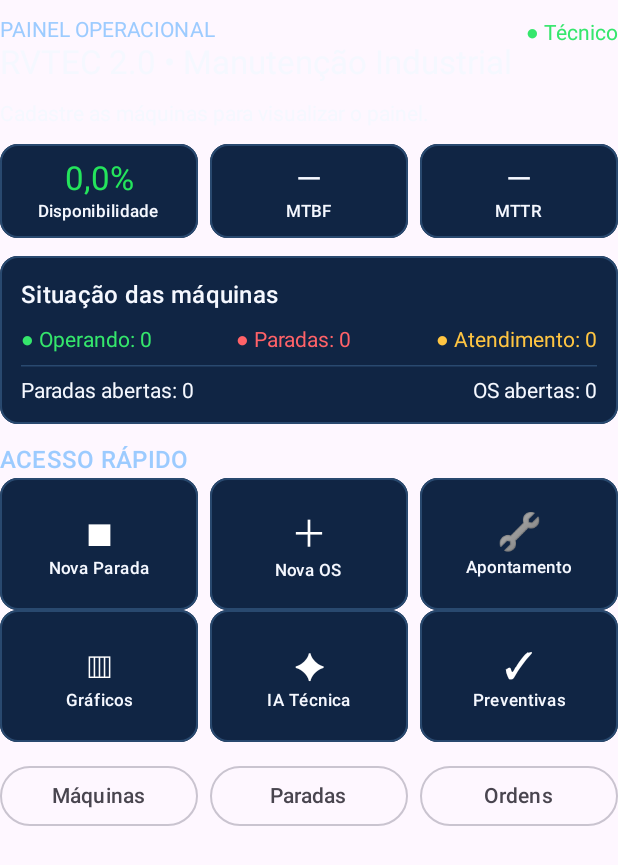
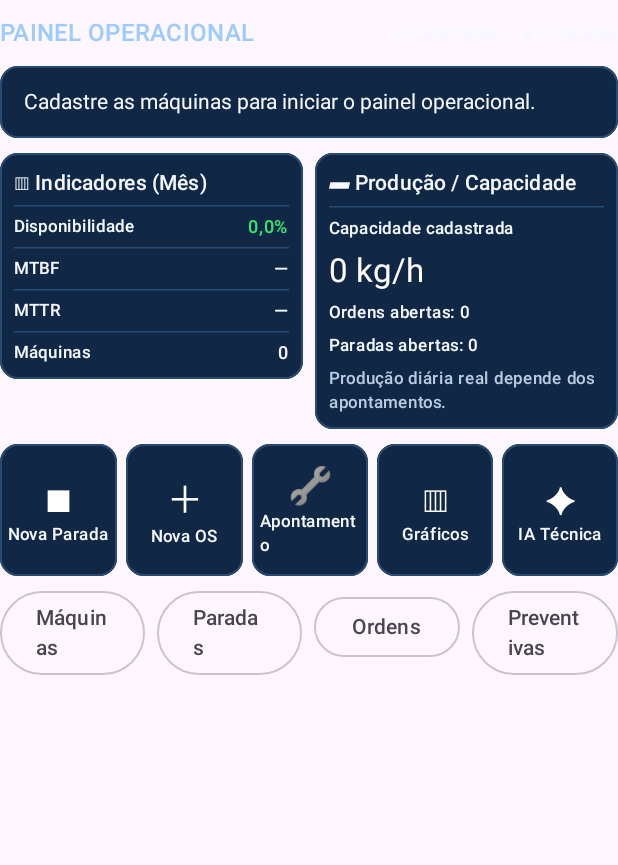
Before and after one commit to reginaldovsantos-bit/Rvtech, an Android app built with Jetpack Compose: the composable DashboardScreen called with empty values, on a phone screen of 412 x 824 dp. Shown: the top 865 px of the screen. Run offline under Robolectric (Android 15) with nearby library versions, the phone set to English and light mode, and no system bars; our stand-ins replace Firebase (no records; nobody signed in at launch, a user with empty details on screens opened directly); 2 statements that could not run were skipped.

Commit message:
Rebuild RVTEC dashboard to match approved dark reference layout

```diff
--- a/rvtec-2.0/app/src/main/java/com/rvtec/v2/MainActivity.kt
+++ b/rvtec-2.0/app/src/main/java/com/rvtec/v2/MainActivity.kt
@@ -69,14 +69,28 @@ class MainActivity : ComponentActivity() {
                     try { action(); error = null; refresh() } catch (e: Exception) { error = e.message ?: "Falha na operação." }
                 }
                 val referenceStyle = appearance == "Atual/Referência"
-                val headerColor = if (referenceStyle) Color(0xFFBFDDF2) else MaterialTheme.colorScheme.surface
-                val headerContentColor = if (referenceStyle) Color(0xFF173653) else MaterialTheme.colorScheme.onSurface
-                val menuColor = if (referenceStyle) Color(0xFF142D4E) else MaterialTheme.colorScheme.surfaceVariant
-                val menuTextColor = if (referenceStyle) Color(0xFFF4F7FB) else MaterialTheme.colorScheme.onSurfaceVariant
+                val headerColor = Color(0xFF071A33)
+                val headerContentColor = Color(0xFFF4F7FB)
+                val menuColor = Color(0xFF102849)
+                val menuTextColor = Color(0xFFF4F7FB)
                 Scaffold(
                     topBar = {
                         TopAppBar(
-                            title = { Text(appName.ifBlank { "RVTEC 2.0" }) },
+                            title = {
+                                Row(verticalAlignment = androidx.compose.ui.Alignment.CenterVertically) {
+                                    Text("⚙", color = Color(0xFF28A8FF), style = MaterialTheme.typography.headlineMedium)
+                                    Spacer(Modifier.width(8.dp))
+                                    Column {
+                                        Text(appName.ifBlank { "RVTEC 2.0" }, color = Color.White, style = MaterialTheme.typography.titleLarge)
+                                        Text("Manutenção Industrial", color = Color(0xFFD6E6F7), style = MaterialTheme.typography.labelSmall)
+                                    }
+                                    Spacer(Modifier.weight(1f))
+                                    Column(horizontalAlignment = androidx.compose.ui.Alignment.End) {
+                                        Text("● Técnico", color = Color.White, style = MaterialTheme.typography.labelMedium)
+                                        Text("● Online", color = Color(0xFF38E879), style = MaterialTheme.typography.labelSmall)
+                                    }
+                                }
+                            },
                             colors = TopAppBarDefaults.topAppBarColors(
                                 containerColor = headerColor,
                                 titleContentColor = headerContentColor
@@ -96,7 +110,12 @@ class MainActivity : ComponentActivity() {
                                     onClick = { page = item },
                                     selectedContentColor = if (referenceStyle) Color.White else MaterialTheme.colorScheme.primary,
                                     unselectedContentColor = menuTextColor,
-                                    text = { Text(item) }
+                                    text = {
+                                        Column(horizontalAlignment = androidx.compose.ui.Alignment.CenterHorizontally) {
+                                            Text(when(item) { "Início" -> "⌂"; "Máquinas" -> "⚙"; "Paradas" -> "⚠"; "Ordens de serviço" -> "▤"; "Preventivas" -> "☑"; "Relatórios" -> "▥"; "Apontamentos" -> "🔧"; "Memória Técnica IA" -> "✦"; "Sincronização" -> "⇄"; else -> "⚙" }, style = MaterialTheme.typography.titleMedium)
+                                            Text(when(item) { "Ordens de serviço" -> "Ordens"; "Configurações" -> "Config."; else -> item }, style = MaterialTheme.typography.labelSmall, maxLines = 1)
+                                        }
+                                    }
                                 )
                             }
                         }
@@ -417,60 +436,77 @@ private fun DashboardScreen(
 ) {
     val running = machines.count { it.status == MachineStatus.RUNNING }
     val stopped = machines.count { it.status == MachineStatus.STOPPED }
-    val service = machines.count { it.status == MachineStatus.MAINTENANCE }
-    val panel = Color(0xFF102544); val edge = Color(0xFF29496F); val ink = Color(0xFFF5F8FF)
-    LazyColumn(Modifier.fillMaxSize(), contentPadding = PaddingValues(vertical = 12.dp), verticalArrangement = Arrangement.spacedBy(12.dp)) {
-        item { Row(Modifier.fillMaxWidth(), horizontalArrangement = Arrangement.SpaceBetween) {
-            Column { Text("PAINEL OPERACIONAL", color = Color(0xFF9CCBFF)); Text("RVTEC 2.0 • Manutenção Industrial", color = ink, style = MaterialTheme.typography.titleLarge) }
-            Text("● Técnico", color = Color(0xFF35E66C))
-        } }
+    val panel = Color(0xFF102746); val edge = Color(0xFF294B72); val ink = Color(0xFFF5F8FF)
+    val capacity = machines.sumOf { it.productionKgPerHour }
+    LazyColumn(Modifier.fillMaxSize(), contentPadding = PaddingValues(top = 10.dp, bottom = 18.dp), verticalArrangement = Arrangement.spacedBy(10.dp)) {
         item {
-            androidx.compose.foundation.lazy.grid.LazyVerticalGrid(GridCells.Fixed(4), Modifier.fillMaxWidth().heightIn(max = 210.dp), userScrollEnabled = false, horizontalArrangement = Arrangement.spacedBy(8.dp), verticalArrangement = Arrangement.spacedBy(8.dp)) {
+            Row(Modifier.fillMaxWidth(), horizontalArrangement = Arrangement.SpaceBetween, verticalAlignment = androidx.compose.ui.Alignment.CenterVertically) {
+                Text("PAINEL OPERACIONAL", color = Color(0xFF9CCBFF), style = MaterialTheme.typography.titleMedium)
+                Text("● " + running + " operando  •  ● " + stopped + " paradas", color = ink, style = MaterialTheme.typography.labelSmall)
+            }
+        }
+        item {
+            androidx.compose.foundation.lazy.grid.LazyVerticalGrid(columns = GridCells.Fixed(4), modifier = Modifier.fillMaxWidth().heightIn(max = 190.dp), userScrollEnabled = false, horizontalArrangement = Arrangement.spacedBy(6.dp), verticalArrangement = Arrangement.spacedBy(6.dp)) {
                 items(machines.size) { i ->
-                    val m=machines[i]; val c=when(m.status){MachineStatus.RUNNING->Color(0xFF087A3D);MachineStatus.STOPPED->Color(0xFFD20D18);MachineStatus.MAINTENANCE->Color(0xFFD69A00)}
-                    Card(Modifier.fillMaxWidth().height(82.dp).clickable(onClick=onMachines), colors=CardDefaults.cardColors(containerColor=c), border=androidx.compose.foundation.BorderStroke(1.dp,Color(0xFF39E77A))) {
-                        Column(Modifier.fillMaxSize().padding(4.dp),horizontalAlignment=androidx.compose.ui.Alignment.CenterHorizontally,verticalArrangement=Arrangement.Center) {
-                            Text(m.code.ifBlank{m.name.take(5)},color=Color.White,style=MaterialTheme.typography.titleLarge)
-                            Text(when(m.status){MachineStatus.RUNNING->"Operando";MachineStatus.STOPPED->"Parada";MachineStatus.MAINTENANCE->"Atendimento"},color=Color.White,style=MaterialTheme.typography.labelSmall,maxLines=1)
+                    val m = machines[i]
+                    val tile = when(m.status) { MachineStatus.RUNNING -> Color(0xFF087A3D); MachineStatus.STOPPED -> Color(0xFFD20D18); MachineStatus.MAINTENANCE -> Color(0xFFD69A00) }
+                    val pulse = if(m.status == MachineStatus.STOPPED) rememberInfiniteTransition(label = "machinePulse").animateFloat(0.58f, 1f, infiniteRepeatable(tween(600), RepeatMode.Reverse), label = "pulse").value else 1f
+                    Card(Modifier.fillMaxWidth().height(76.dp).clickable(onClick=onMachines), colors=CardDefaults.cardColors(containerColor=tile.copy(alpha=pulse)), border=androidx.compose.foundation.BorderStroke(1.dp, if(m.status==MachineStatus.STOPPED) Color(0xFFFF5964) else Color(0xFF39E77A))) {
+                        Column(Modifier.fillMaxSize().padding(3.dp), horizontalAlignment=androidx.compose.ui.Alignment.CenterHorizontally, verticalArrangement=Arrangement.Center) {
+                            Text(if(m.status==MachineStatus.MAINTENANCE) "🔧" else if(m.status==MachineStatus.STOPPED) "⚠" else "⚙", color=Color.White, style=MaterialTheme.typography.titleMedium)
+                            Text(m.code.ifBlank { m.name.take(5) }, color=Color.White, style=MaterialTheme.typography.titleMedium, maxLines=1)
+                            Text(when(m.status) { MachineStatus.RUNNING -> "Operando"; MachineStatus.STOPPED -> "Parada"; MachineStatus.MAINTENANCE -> "Atendimento" }, color=Color.White, style=MaterialTheme.typography.labelSmall, maxLines=1)
                         }
                     }
                 }
             }
-            if(machines.isEmpty()) Text("Cadastre as máquinas para visualizar o painel.",color=ink)
+            if(machines.isEmpty()) Card(Modifier.fillMaxWidth(), colors=CardDefaults.cardColors(containerColor=panel), border=androidx.compose.foundation.BorderStroke(1.dp,edge)) { Text("Cadastre as máquinas para iniciar o painel operacional.", color=ink, modifier=Modifier.padding(16.dp)) }
         }
-        item { Row(Modifier.fillMaxWidth(),horizontalArrangement=Arrangement.spacedBy(8.dp)) {
-            DashboardMetric("Disponibilidade",String.format(java.util.Locale("pt","BR"),"%.1f%%",availability),Color(0xFF24E45C),Modifier.weight(1f),panel,edge,ink)
-            DashboardMetric("MTBF",mtbf?.let{String.format(java.util.Locale("pt","BR"),"%.1f h",it)}?:"—",ink,Modifier.weight(1f),panel,edge,ink)
-            DashboardMetric("MTTR",mttr?.let{String.format(java.util.Locale("pt","BR"),"%.1f h",it)}?:"—",ink,Modifier.weight(1f),panel,edge,ink)
-        } }
-        item { Card(Modifier.fillMaxWidth(),colors=CardDefaults.cardColors(containerColor=panel),border=androidx.compose.foundation.BorderStroke(1.dp,edge)) {
-            Column(Modifier.padding(14.dp),verticalArrangement=Arrangement.spacedBy(8.dp)) {
-                Text("Situação das máquinas",color=ink,style=MaterialTheme.typography.titleMedium)
-                Row(Modifier.fillMaxWidth(),horizontalArrangement=Arrangement.SpaceBetween) {
-                    Text("● Operando: $running",color=Color(0xFF35E66C));Text("● Paradas: $stopped",color=Color(0xFFFF6268));Text("● Atendimento: $service",color=Color(0xFFFFC542))
+        item {
+            Row(Modifier.fillMaxWidth(), horizontalArrangement=Arrangement.spacedBy(8.dp)) {
+                Card(Modifier.weight(1f), colors=CardDefaults.cardColors(containerColor=panel), border=androidx.compose.foundation.BorderStroke(1.dp,edge)) {
+                    Column(Modifier.fillMaxWidth().padding(9.dp), verticalArrangement=Arrangement.spacedBy(5.dp)) {
+                        Text("▥ Indicadores (Mês)", color=ink, style=MaterialTheme.typography.titleSmall)
+                        HorizontalDivider(color=edge)
+                        Row(Modifier.fillMaxWidth(), horizontalArrangement=Arrangement.SpaceBetween) { Text("Disponibilidade", color=ink, style=MaterialTheme.typography.labelSmall); Text(String.format(java.util.Locale("pt","BR"),"%.1f%%",availability), color=Color(0xFF35E66C), style=MaterialTheme.typography.labelMedium) }
+                        HorizontalDivider(color=edge)
+                        Row(Modifier.fillMaxWidth(), horizontalArrangement=Arrangement.SpaceBetween) { Text("MTBF", color=ink, style=MaterialTheme.typography.labelSmall); Text(mtbf?.let { String.format(java.util.Locale("pt","BR"),"%.1f h",it) } ?: "—", color=ink, style=MaterialTheme.typography.labelMedium) }
+                        HorizontalDivider(color=edge)
+                        Row(Modifier.fillMaxWidth(), horizontalArrangement=Arrangement.SpaceBetween) { Text("MTTR", color=ink, style=MaterialTheme.typography.labelSmall); Text(mttr?.let { String.format(java.util.Locale("pt","BR"),"%.1f h",it) } ?: "—", color=ink, style=MaterialTheme.typography.labelMedium) }
+                        HorizontalDivider(color=edge)
+                        Row(Modifier.fillMaxWidth(), horizontalArrangement=Arrangement.SpaceBetween) { Text("Máquinas", color=ink, style=MaterialTheme.typography.labelSmall); Text(machines.size.toString(), color=ink, style=MaterialTheme.typography.labelMedium) }
+                    }
                 }
-                HorizontalDivider(color=edge)
-                Row(Modifier.fillMaxWidth(),horizontalArrangement=Arrangement.SpaceBetween){Text("Paradas abertas: $stopsOpen",color=ink);Text("OS abertas: $ordersOpen",color=ink)}
+                Card(Modifier.weight(1f), colors=CardDefaults.cardColors(containerColor=panel), border=androidx.compose.foundation.BorderStroke(1.dp,edge)) {
+                    Column(Modifier.fillMaxWidth().padding(9.dp), verticalArrangement=Arrangement.spacedBy(6.dp)) {
+                        Text("▰ Produção / Capacidade", color=ink, style=MaterialTheme.typography.titleSmall)
+                        HorizontalDivider(color=edge)
+                        Text("Capacidade cadastrada", color=ink, style=MaterialTheme.typography.labelSmall)
+                        Text(String.format(java.util.Locale("pt","BR"),"%.0f kg/h",capacity), color=Color.White, style=MaterialTheme.typography.titleLarge)
+                        Text("Ordens abertas: " + ordersOpen, color=ink, style=MaterialTheme.typography.labelSmall)
+                        Text("Paradas abertas: " + stopsOpen, color=ink, style=MaterialTheme.typography.labelSmall)
+                        Text("Produção diária real depende dos apontamentos.", color=Color(0xFFB8CBE0), style=MaterialTheme.typography.labelSmall)
+                    }
+                }
             }
-        } }
+        }
         item {
-            Text("ACESSO RÁPIDO",color=Color(0xFF9CCBFF),style=MaterialTheme.typography.titleMedium)
-            Row(Modifier.fillMaxWidth(),horizontalArrangement=Arrangement.spacedBy(8.dp)){
+            Row(Modifier.fillMaxWidth(), horizontalArrangement=Arrangement.spacedBy(6.dp)) {
                 DashboardAction("■","Nova Parada",onNewStop,Modifier.weight(1f),panel,edge,ink)
                 DashboardAction("＋","Nova OS",onNewOrder,Modifier.weight(1f),panel,edge,ink)
                 DashboardAction("🔧","Apontamento",onEntries,Modifier.weight(1f),panel,edge,ink)
-            }
-            Row(Modifier.fillMaxWidth(),horizontalArrangement=Arrangement.spacedBy(8.dp)){
                 DashboardAction("▥","Gráficos",onReports,Modifier.weight(1f),panel,edge,ink)
                 DashboardAction("✦","IA Técnica",onAi,Modifier.weight(1f),panel,edge,ink)
-                DashboardAction("✓","Preventivas",onPreventive,Modifier.weight(1f),panel,edge,ink)
             }
         }
-        item { Row(Modifier.fillMaxWidth(),horizontalArrangement=Arrangement.spacedBy(8.dp)){
-            OutlinedButton(onClick=onMachines,modifier=Modifier.weight(1f)){Text("Máquinas")}
-            OutlinedButton(onClick=onStops,modifier=Modifier.weight(1f)){Text("Paradas")}
-            OutlinedButton(onClick=onOrders,modifier=Modifier.weight(1f)){Text("Ordens")}
-        } }
+        item {
+            Row(Modifier.fillMaxWidth(), horizontalArrangement=Arrangement.spacedBy(8.dp)) {
+                OutlinedButton(onClick=onMachines,modifier=Modifier.weight(1f)){Text("Máquinas")}
+                OutlinedButton(onClick=onStops,modifier=Modifier.weight(1f)){Text("Paradas")}
+                OutlinedButton(onClick=onOrders,modifier=Modifier.weight(1f)){Text("Ordens")}
+                OutlinedButton(onClick=onPreventive,modifier=Modifier.weight(1f)){Text("Preventivas")}
+            }
+        }
     }
 }
 @Composable private fun DashboardMetric(label:String,value:String,valueColor:Color,modifier:Modifier,panel:Color,edge:Color,ink:Color){
```
